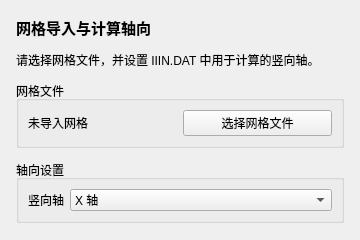
First picture: the form in plugins/Base_Mesh/MeshImportSettingsWidget.ui, repository asd977/base_cae, before the edit.
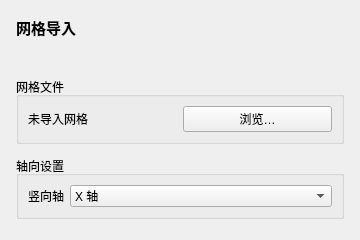
Second picture: the form after the edit.

```diff
--- a/plugins/Base_Mesh/MeshImportSettingsWidget.ui
+++ b/plugins/Base_Mesh/MeshImportSettingsWidget.ui
@@ -38,14 +38,14 @@
       </font>
      </property>
      <property name="text">
-      <string>网格导入与计算轴向</string>
+      <string>网格导入</string>
      </property>
     </widget>
    </item>
    <item>
     <widget class="QLabel" name="labelHint">
      <property name="text">
-      <string>请选择网格文件，并设置 IIIN.DAT 中用于计算的竖向轴。</string>
+      <string></string>
      </property>
      <property name="wordWrap">
       <bool>true</bool>
@@ -71,7 +71,7 @@
       <item>
        <widget class="QPushButton" name="buttonImport">
         <property name="text">
-         <string>选择网格文件</string>
+         <string>浏览…</string>
         </property>
        </widget>
       </item>
```
Left out of the diff: 1 changed line with no effect on the pictures.
